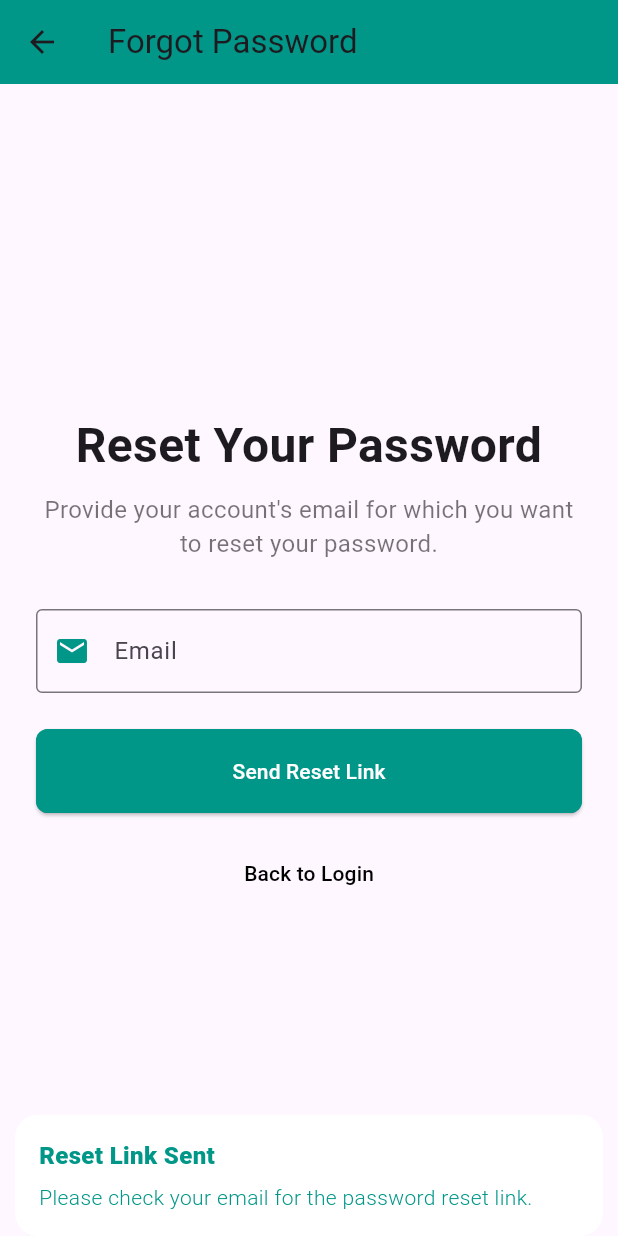
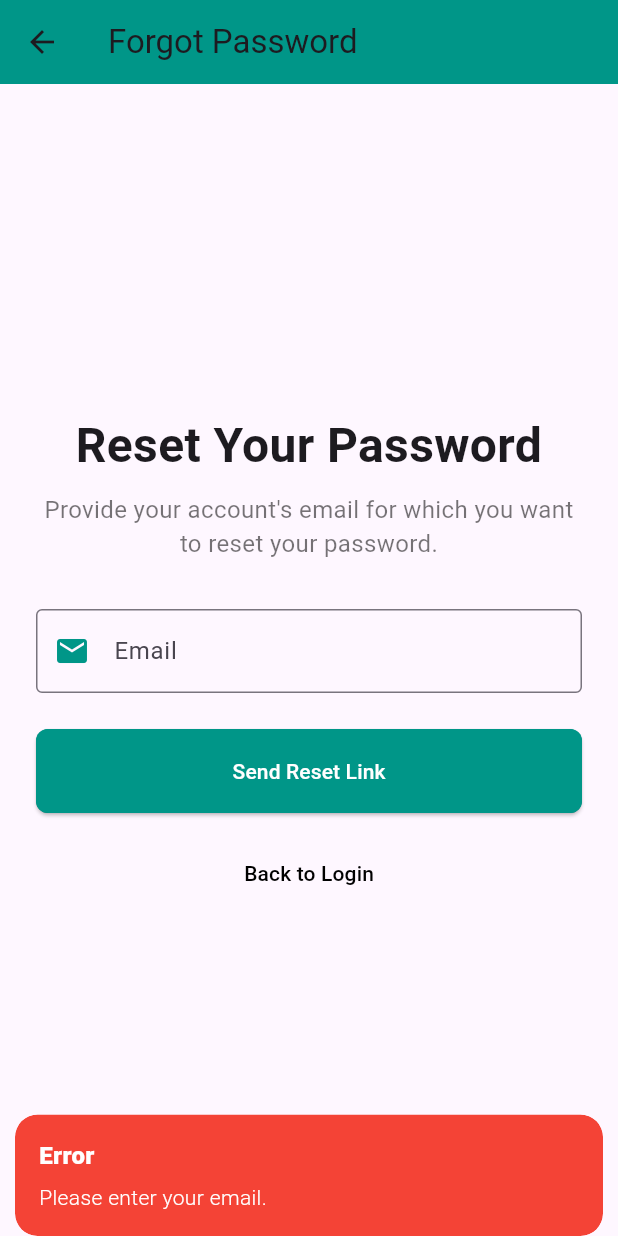
Before and after one commit to NilishaMaharjan/NepalMentor, a Flutter app: the ForgotPasswordPage screen opened by its route, after a tap on "Send Reset Link", on a phone screen of 412 x 824 dp. Run offline on Flutter 3.47's test engine with Material 3 defaults, Android fonts, the phone set to English and light mode, and no system bars; our stand-ins replace get, image_picker, shared_preferences; accounts and stored records are empty.

Commit message:
tweleveth commit

```diff
--- a/lib/main.dart
+++ b/lib/main.dart
@@ -28,8 +28,8 @@ class MyApp extends StatelessWidget {
         GetPage(name: '/login', page: () => const LoginScreen()),
         GetPage(name: '/signupmentee', page: () => const SignupPage()),
         GetPage(name: '/forgetpassword', page: () => const ForgotPasswordPage()),
-        GetPage(name: '/mentorregistration', page: () => const MentorRegistration()),
-        GetPage(name: '/mentorregistrationinfo', page: () => const MentorAdditionalInfo()),
+        GetPage(name: '/mentorregistration', page: () =>const   MentorRegistration()),
+        GetPage(name: '/mentorregistrationinfo', page: () =>const MentorAdditionalInfo()),
         GetPage(name: '/dashboard',page: () => const Dashboard()),
         GetPage(name: '/primarylevel', page: () => const PrimaryLevelPage()),
         GetPage(name: '/grade7maths', page: () => const MathsPage()),
--- a/lib/screens/forgetpw.dart
+++ b/lib/screens/forgetpw.dart
@@ -1,11 +1,15 @@
 import 'package:flutter/material.dart';
-import 'package:get/get.dart'; // Import GetX for navigation
+import 'package:get/get.dart';
+import 'package:http/http.dart' as http;
+import 'dart:convert';
 
 class ForgotPasswordPage extends StatelessWidget {
   const ForgotPasswordPage({super.key});
 
   @override
   Widget build(BuildContext context) {
+    final TextEditingController emailController = TextEditingController();
+
     return Scaffold(
       appBar: AppBar(
         title: const Text('Forgot Password'),
@@ -38,15 +42,16 @@ class ForgotPasswordPage extends StatelessWidget {
                 ),
                 const SizedBox(height: 32.0),
 
-                const TextField(
-                  decoration: InputDecoration(
-                    prefixIcon:  Icon(Icons.email, color: Colors.teal), // Email icon
+                TextField(
+                  controller: emailController, // Set the controller
+                  decoration: const InputDecoration(
+                    prefixIcon: Icon(Icons.email, color: Colors.teal),
                     labelText: 'Email',
-                    border:  OutlineInputBorder(),
-                    focusedBorder:  OutlineInputBorder(
+                    border: OutlineInputBorder(),
+                    focusedBorder: OutlineInputBorder(
                       borderSide: BorderSide(color: Colors.teal, width: 2.0),
                     ),
-                    floatingLabelStyle:  TextStyle(color: Colors.teal),
+                    floatingLabelStyle: TextStyle(color: Colors.teal),
                   ),
                 ),
                 const SizedBox(height: 24.0),
@@ -58,8 +63,29 @@ class ForgotPasswordPage extends StatelessWidget {
                     borderRadius: BorderRadius.circular(8.0),
                   ),
                   child: ElevatedButton(
-                    onPressed: () {
-                      // Implement your password reset logic here
+                    onPressed: () async {
+                      String email = emailController.text.trim();
+
+                      // Validate the email
+                      if (email.isEmpty) {
+                        Get.snackbar(
+                          'Error', 'Please enter your email.',
+                          snackPosition: SnackPosition.BOTTOM,
+                          backgroundColor: Colors.red,
+                          colorText: Colors.white,
+                        );
+                        return;
+                      }
+
+                      // Call the backend API
+                      try {
+                        final response = await http.post(
+                          Uri.parse('https://192.168.1.8:3000/api/auth/forgot-password'),//My IP address
+                          headers: {'Content-Type': 'application/json'},
+                          body: json.encode({'email': email}),
+                        );
+
+                        if (response.statusCode == 200) {
                           Get.snackbar(
                             'Reset Link Sent',
                             'Please check your email for the password reset link.',
@@ -67,6 +93,25 @@ class ForgotPasswordPage extends StatelessWidget {
                             backgroundColor: Colors.white,
                             colorText: Colors.teal,
                           );
+                        } else {
+                          final errorResponse = json.decode(response.body);
+                          String errorMessage = errorResponse['message'] ?? 'Failed to send reset link.';
+                          Get.snackbar(
+                            'Error', errorMessage,
+                            snackPosition: SnackPosition.BOTTOM,
+                            backgroundColor: Colors.red,
+                            colorText: Colors.white,
+                          );
+                        }
+                      } catch (e) {
+                        Get.snackbar(
+                          'Error',
+                          'An error occurred. Please try again later.',
+                          snackPosition: SnackPosition.BOTTOM,
+                          backgroundColor: Colors.red,
+                          colorText: Colors.white,
+                        );
+                      }
                     },
                     style: ElevatedButton.styleFrom(
                       backgroundColor: Colors.teal,
@@ -88,8 +133,10 @@ class ForgotPasswordPage extends StatelessWidget {
                     // Navigate back to the login page
                     Get.back();
                   },
-                  child: const Text('Back to Login',
-                  style:TextStyle(color: Colors.black),),
+                  child: const Text(
+                    'Back to Login',
+                    style: TextStyle(color: Colors.black),
+                  ),
                 ),
               ],
             ),
--- a/lib/screens/login.dart
+++ b/lib/screens/login.dart
@@ -27,7 +27,7 @@ class LoginScreenState extends State<LoginScreen> {
 
     try {
       final response = await http.post(
-        Uri.parse('http://192.168.1.93:3000/api/auth/login'),  // My IP address
+        Uri.parse('http://192.168.1.8:3000/api/auth/login'),  // My IP address
         headers: {'Content-Type': 'application/json'},
         body: jsonEncode({
           'email': email,
--- a/lib/screens/mentorregister1.dart
+++ b/lib/screens/mentorregister1.dart
@@ -1,3 +1,4 @@
+
 import 'dart:io';  // For File handling
 import 'package:flutter/material.dart';
 import 'package:image_picker/image_picker.dart';  // For image selection
--- a/lib/services/api_service.dart
+++ b/lib/services/api_service.dart
@@ -1,19 +1,14 @@
-// lib/network/api_service.dart
 import 'dart:convert';
 import 'package:http/http.dart' as http;
-
 class ApiService {
   final String _baseUrl = 'http://localhost:3000'; // Replace with your backend URL
-
   Future<Map<String, dynamic>> login(String username, String password) async {
     final url = Uri.parse('$_baseUrl/api/login');
-
     final response = await http.post(
       url,
       headers: {'Content-Type': 'application/json'},
       body: json.encode({'username': username, 'password': password}),
     );
-
     if (response.statusCode == 200) {
       return json.decode(response.body); // Return the response data
     } else {
--- a/pubspec.yaml
+++ b/pubspec.yaml
@@ -36,6 +36,7 @@ dependencies:
   http: ^0.13.3  # Add the http package here
   logger: ^1.1.0
   shared_preferences: ^2.0.15
+  flutter_secure_storage: ^5.0.2
 
 dev_dependencies:
   flutter_test:
```
Also changed, not shown: lib/screens/dashboard.dart (line endings or trailing spaces), pubspec.lock, 5 other files. Lines whose indentation alone changed are shown as unchanged.
